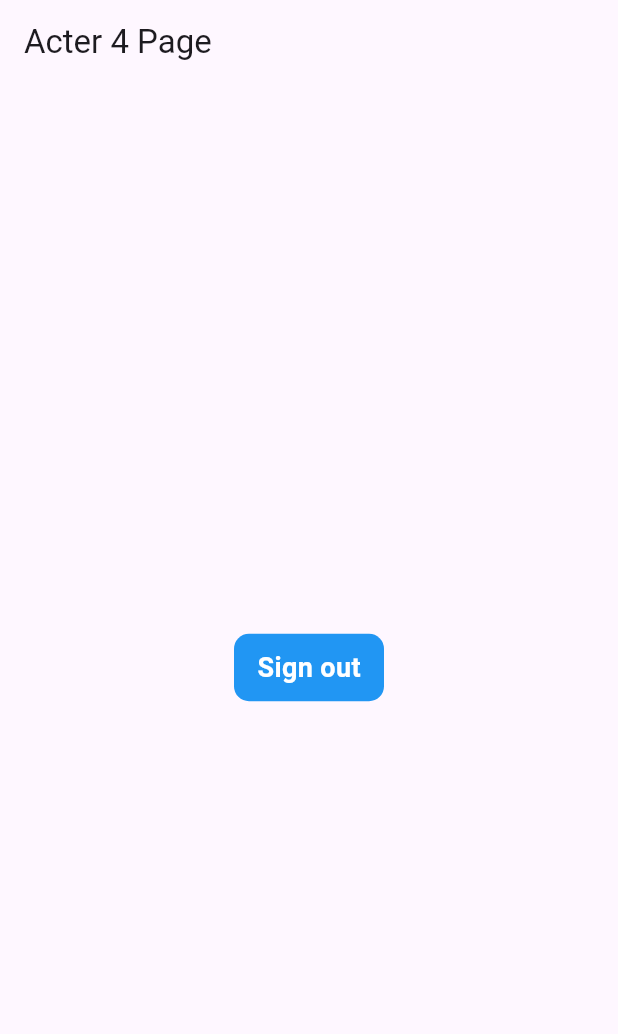
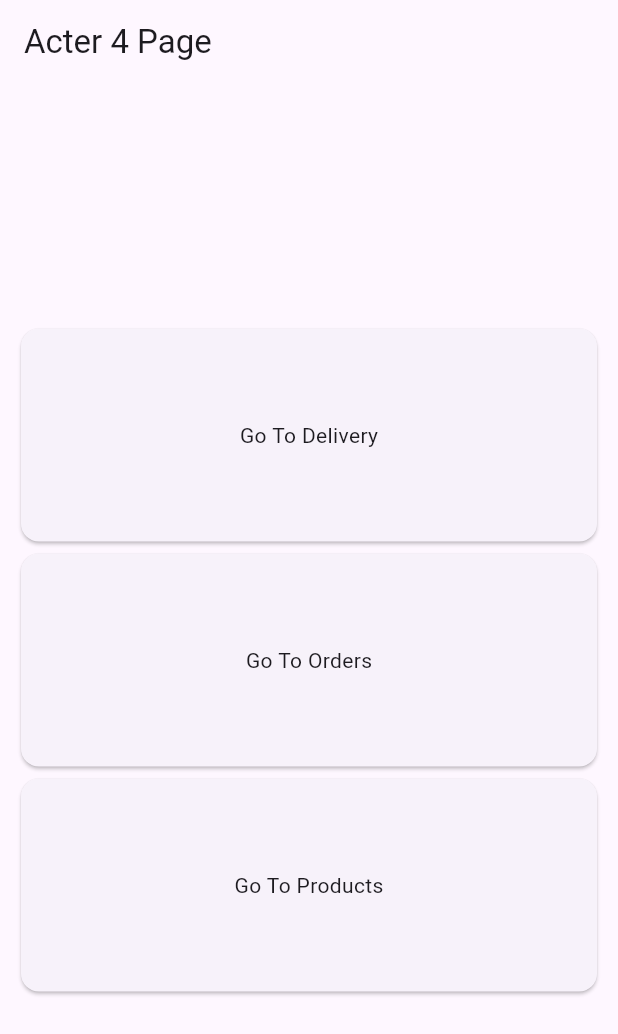
Before and after one commit to siwarbo/mh, a Flutter app: the Acter4Page screen opened directly, on a phone screen of 412 x 824 dp. Shown: the top 1034 px of the screen. Run offline on Flutter 3.47's test engine with Material 3 defaults, Android fonts, the phone set to English and light mode, and no system bars; our stand-ins replace bloc, carousel_slider, cloud_firestore, equatable, firebase_auth, firebase_core and 8 more; missing offline and left inert: razorpay_flutter; accounts and stored records are empty.

Commit message:
Complete Acter4 restaurant manager

```diff
--- a/lib/config/app_router.dart
+++ b/lib/config/app_router.dart
@@ -2,6 +2,7 @@ import 'package:alh/adminInterface/screenss/products_screen.dart';
 import 'package:alh/deliveryPersonnelInterface/delivery_model.dart';
 import 'package:alh/deliveryPersonnelInterface/delivery_screen.dart';
 import 'package:alh/models/models.dart';
+import 'package:alh/restaurantManager/restaurant_manager_screen.dart';
 import 'package:alh/screens/order_confirmation/order_confirmation_screen.dart';
 import 'package:flutter/material.dart';
 import 'package:alh/screens/screens.dart';
@@ -50,6 +51,9 @@ class AppRouter {
       case DeliveryPersonnelScreen.routeName:
         return DeliveryPersonnelScreen.route();
 
+      case RestauranManagerScreen.routeName:
+        return RestauranManagerScreen.route();
+
       default:
         return _errorRoute();
     }
--- a/lib/features/user_auth/presentation/pages/acter4.dart
+++ b/lib/features/user_auth/presentation/pages/acter4.dart
@@ -21,33 +21,51 @@ class _Acter4PageState extends State<Acter4Page> {
         child: Column(
           mainAxisAlignment: MainAxisAlignment.center,
           children: [
-            SizedBox(
-              height: 10,
-            ),
-            GestureDetector(
-              onTap: () {
-                FirebaseAuth.instance.signOut();
-                Navigator.pushNamed(context, "/login");
-                showToast(message: "Successfully signed out ");
-              },
-              child: Container(
-                height: 45,
-                width: 100,
-                decoration: BoxDecoration(
-                    color: Colors.blue,
-                    borderRadius: BorderRadius.circular(10)),
-                child: Center(
-                  child: Text(
-                    "Sign out",
-                    style: TextStyle(
-                      color: Colors.white,
-                      fontWeight: FontWeight.bold,
-                      fontSize: 18,
-                    ),
+            Container(
+              width: double.infinity,
+              height: 150,
+              padding: const EdgeInsets.symmetric(horizontal: 10),
+              child: InkWell(
+                onTap: () {
+                  Navigator.pushNamed(context, '/deliveryPersonnel');
+                },
+                child: const Card(
+                  child: Center(
+                    child: Text('Go To Delivery'),
                   ),
                 ),
               ),
-            )
+            ),
+            Container(
+              width: double.infinity,
+              height: 150,
+              padding: const EdgeInsets.symmetric(horizontal: 10),
+              child: InkWell(
+                onTap: () {
+                  Navigator.pushNamed(context, '/orders');
+                },
+                child: const Card(
+                  child: Center(
+                    child: Text('Go To Orders'),
+                  ),
+                ),
+              ),
+            ),
+            Container(
+              width: double.infinity,
+              height: 150,
+              padding: const EdgeInsets.symmetric(horizontal: 10),
+              child: InkWell(
+                onTap: () {
+                  Navigator.pushNamed(context, '/products');
+                },
+                child: const Card(
+                  child: Center(
+                    child: Text('Go To Products'),
+                  ),
+                ),
+              ),
+            ),
           ],
         ),
       ),
```
Also changed, not shown: lib/restaurantManager/restaurant_manager_screen.dart (added, +31 -0 lines).
